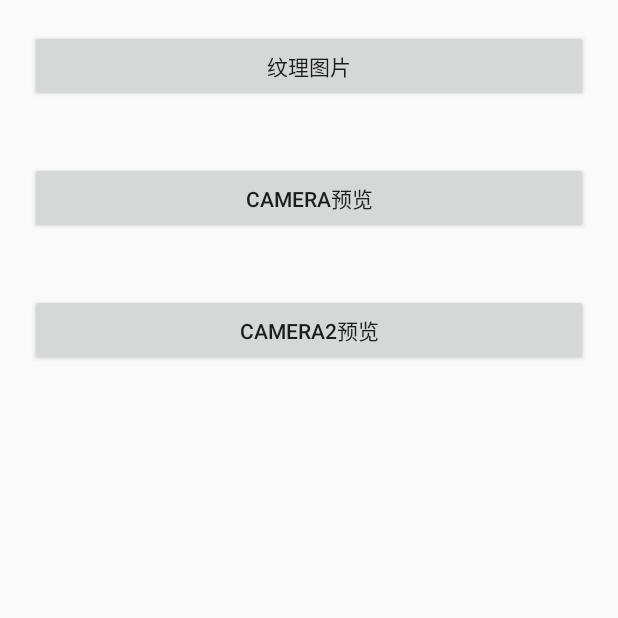
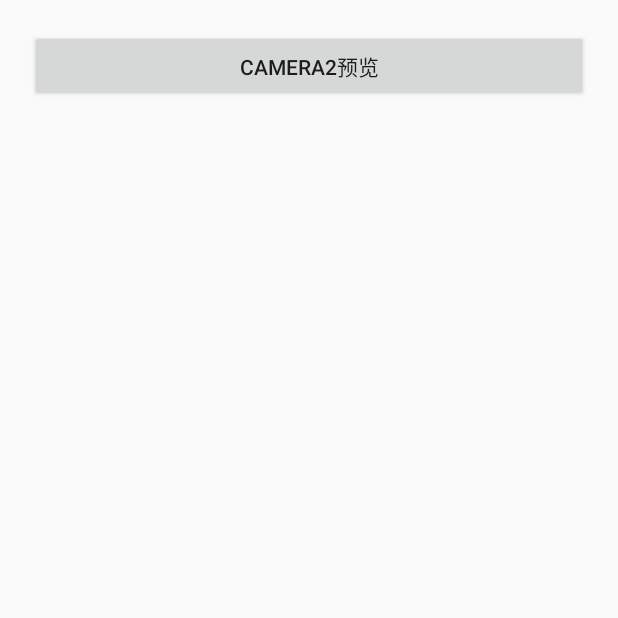
Before and after one commit to spg-one/CameraWithOpenGLES, an Android app: the screen it shows after launch (MainActivity), on a phone screen of 412 x 824 dp, the top half of it. Run offline under Robolectric (Android 15) with nearby library versions, the light colour scheme and no system bars.

Commit message:
remove not used code.

```diff
--- a/app/src/main/AndroidManifest.xml
+++ b/app/src/main/AndroidManifest.xml
@@ -34,8 +34,6 @@
             </intent-filter>
         </activity>
 
-        <activity android:name="com.david.BeautyRendering.TextureActivity" />
-        <activity android:name="com.david.BeautyRendering.Camera1SurfaceActivity" />
         <activity android:name="com.david.BeautyRendering.Camera2SurfaceActivity" />
     </application>
 
--- a/app/src/main/java/com/david/BeautyRendering/MainActivity.java
+++ b/app/src/main/java/com/david/BeautyRendering/MainActivity.java
@@ -11,19 +11,6 @@ public class MainActivity extends Activity {
         super.onCreate(savedInstanceState);
         setContentView(R.layout.activity_main);
 
-        findViewById(R.id.btn_texture).setOnClickListener(new View.OnClickListener() {
-            @Override
-            public void onClick(View v) {
-                startActivity(new Intent(MainActivity.this, TextureActivity.class));
-            }
-        });
-
-        findViewById(R.id.btn_surface).setOnClickListener(new View.OnClickListener() {
-            @Override
-            public void onClick(View v) {
-                startActivity(new Intent(MainActivity.this, Camera1SurfaceActivity.class));
-            }
-        });
 
         findViewById(R.id.btn_surface2).setOnClickListener(new View.OnClickListener() {
             @Override
--- a/app/src/main/res/layout/activity_main.xml
+++ b/app/src/main/res/layout/activity_main.xml
@@ -4,24 +4,7 @@
     android:layout_width="match_parent"
     android:layout_height="match_parent"
     android:orientation="vertical"
-    tools:context=".TextureActivity">
-
-
-    <Button
-        android:id="@+id/btn_texture"
-        android:layout_width="match_parent"
-        android:layout_height="wrap_content"
-        android:layout_gravity="center_horizontal"
-        android:layout_margin="20dp"
-        android:text="纹理图片" />
-
-    <Button
-        android:id="@+id/btn_surface"
-        android:layout_width="match_parent"
-        android:layout_height="wrap_content"
-        android:layout_gravity="center_horizontal"
-        android:layout_margin="20dp"
-        android:text="Camera预览" />
+    tools:context=".Camera2SurfaceActivity">
 
     <Button
         android:id="@+id/btn_surface2"
```
Also changed, not shown: app/src/main/java/com/david/BeautyRendering/Camera1SurfaceActivity.java (deleted, +0 -48 lines), app/src/main/java/com/david/BeautyRendering/TextureActivity.java (deleted, +0 -26 lines), 9 other files.
